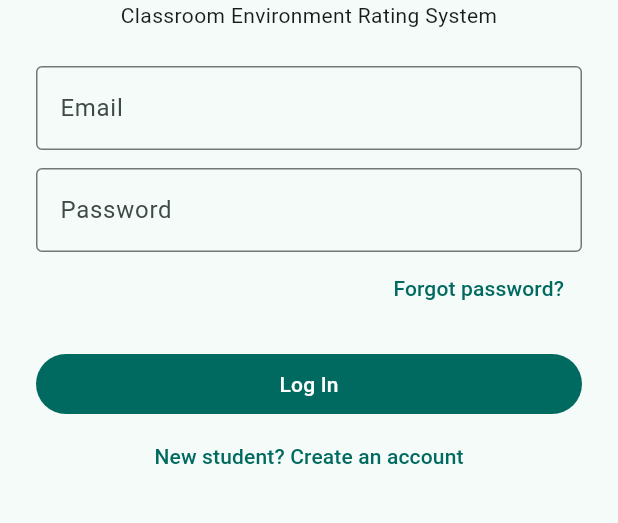
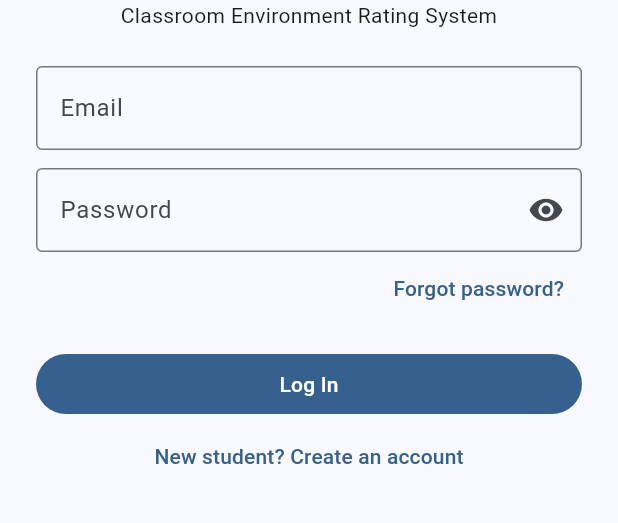
Before and after one commit to INSYTUIN/classcomfort, a Flutter app: the screen it shows after launch, on a phone screen of 412 x 824 dp, the part 453-976 px from its top. Run offline on Flutter 3.47's test engine with Material 3 defaults, Android fonts, the phone set to English and light mode, and no system bars; our stand-ins replace cloud_firestore, firebase_auth, firebase_core, fl_chart; accounts and stored records are empty.

Commit message:
added visiblity toggle to passwords, change theme to blue

```diff
--- a/lib/main.dart
+++ b/lib/main.dart
@@ -21,7 +21,7 @@
     return MaterialApp(
       title: 'ClassComfort',
       debugShowCheckedModeBanner: false,
-      theme: ThemeData(colorSchemeSeed: Colors.teal, useMaterial3: true),
+      theme: ThemeData(colorSchemeSeed: Colors.blue, useMaterial3: true),
       home: const AuthGate(),
     );
   }
--- a/lib/screens/login_screen.dart
+++ b/lib/screens/login_screen.dart
@@ -87,6 +87,8 @@
     });
   }
 
+  bool _isObscured = true;
+
   @override
   Widget build(BuildContext context) {
     return Scaffold(
@@ -130,11 +132,22 @@
                 const SizedBox(height: 12),
                 TextField(
                   controller: _passwordController,
-                  obscureText: true,
+                  obscureText: _isObscured, // 2. Bind to the state variable
                   onSubmitted: (_) => _busy ? null : _submit(),
-                  decoration: const InputDecoration(
+                  decoration: InputDecoration(
                     labelText: 'Password',
-                    border: OutlineInputBorder(),
+                    border: const OutlineInputBorder(),
+                    // 3. Add the toggle button
+                    suffixIcon: IconButton(
+                      icon: Icon(
+                        _isObscured ? Icons.visibility : Icons.visibility_off,
+                      ),
+                      onPressed: () {
+                        setState(() {
+                          _isObscured = !_isObscured; // 4. Toggle the state and rebuild
+                        });
+                      },
+                    ),
                   ),
                 ),
                 if (!_registering)
```
